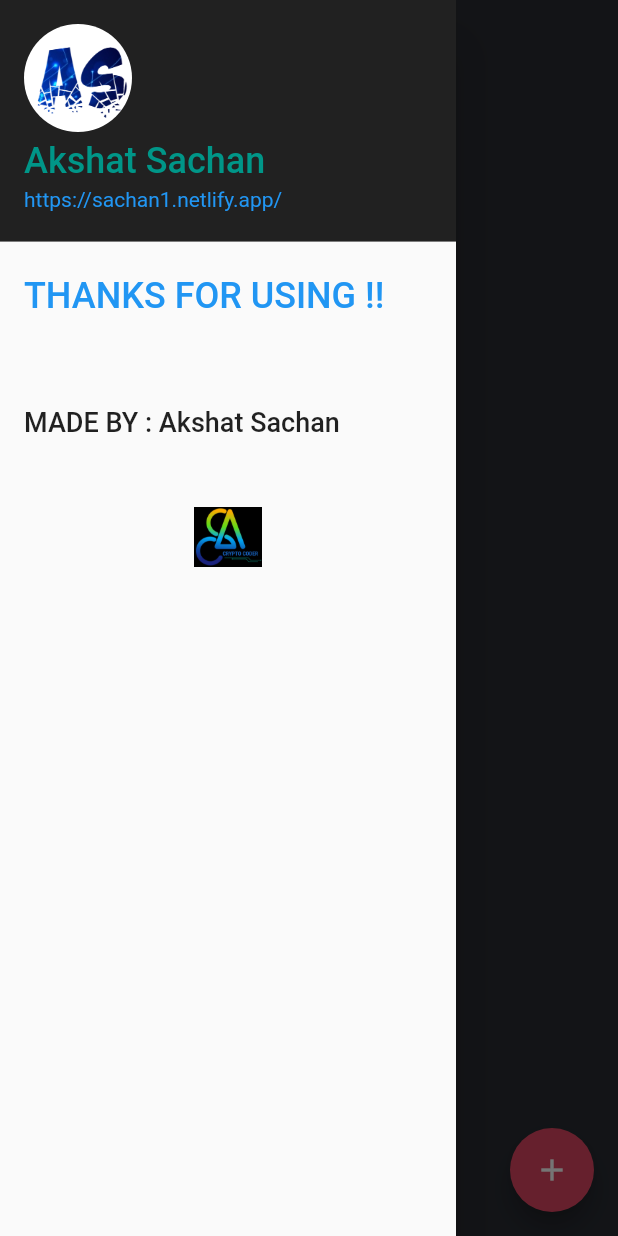
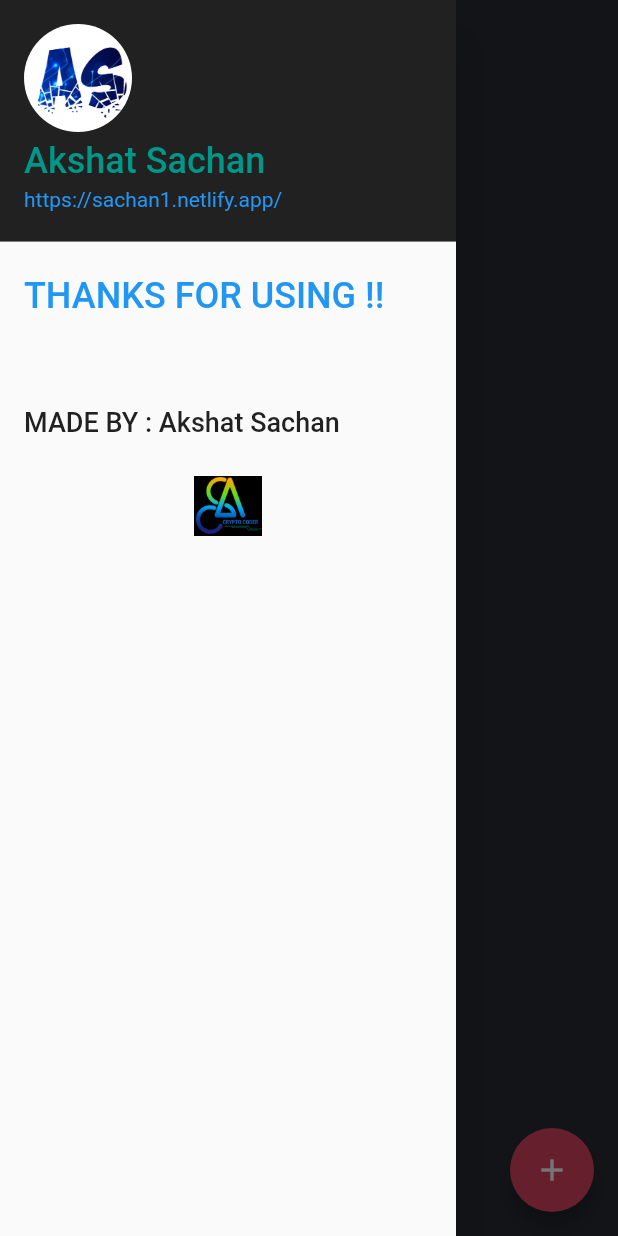
Before and after one commit to CRYPTOcoderAS/PassKeep-Flutter, a Flutter app: the Viewer screen opened directly with empty values, with the side drawer open, on a phone screen of 412 x 824 dp. Run offline on Flutter 3.47's test engine with Material 2 defaults, Android fonts, the phone set to English and light mode, and no system bars; our stand-ins replace file; missing offline and left inert: encrypt.

Commit message:
:zap: Screem

```diff
--- a/lib/viewer.dart
+++ b/lib/viewer.dart
@@ -67,7 +67,7 @@ class Viewer extends StatelessWidget {
             ListTile(
               // leading: const Icon(Icons.apartment),
               title: const Text(
-                '\n\nMADE BY : Akshat Sachan\n\n',
+                '\n\nMADE BY : Akshat Sachan\n',
                 style: TextStyle(fontSize: 18.0),
               ),
 
```
